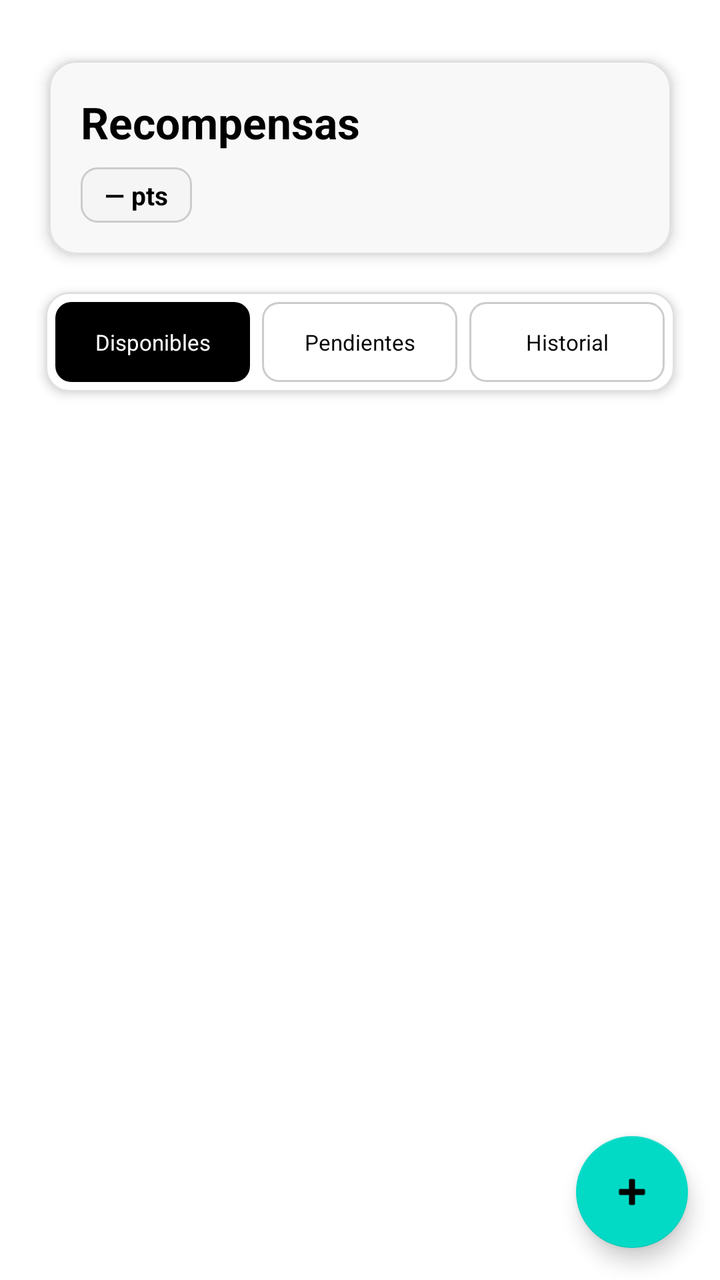
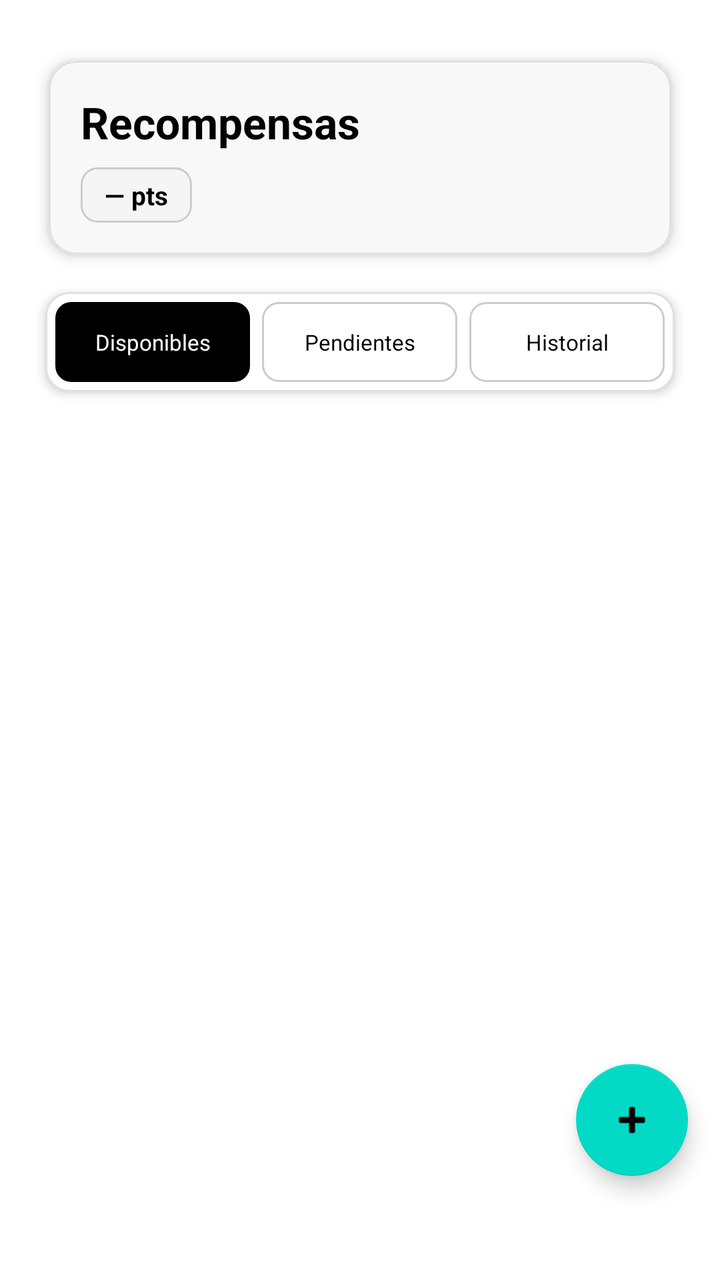

The first picture is an Android layout as it rendered before a commit; the second is the same layout after the commit. The layout source and the unified diff follow.
<!-- AndroidManifest.xml: application theme Theme.TFG -->
<!-- res/layout/fragment_recompensas_list.xml -->
<?xml version="1.0" encoding="utf-8"?>
<androidx.constraintlayout.widget.ConstraintLayout xmlns:android="http://schemas.android.com/apk/res/android"
    xmlns:app="http://schemas.android.com/apk/res-auto"
    android:layout_width="match_parent"
    android:layout_height="match_parent"
    android:background="@color/fondo">

    
    <com.google.android.material.card.MaterialCardView
        android:id="@+id/llCabeceraRecompensas"
        android:layout_width="0dp"
        android:layout_height="wrap_content"
        android:layout_marginStart="16dp"
        android:layout_marginEnd="16dp"
        android:layout_marginTop="20dp"
        android:layout_marginBottom="8dp"
        app:cardCornerRadius="14dp"
        app:cardElevation="4dp"
        app:cardBackgroundColor="@color/white"
        app:strokeColor="@color/divisor"
        app:strokeWidth="1dp"
        app:layout_constraintTop_toTopOf="parent"
        app:layout_constraintStart_toStartOf="parent"
        app:layout_constraintEnd_toEndOf="parent">

        <LinearLayout
            android:layout_width="match_parent"
            android:layout_height="wrap_content"
            android:orientation="vertical"
            android:padding="16dp"
            android:background="#F8F8F8">

            <TextView
                android:id="@+id/tvTituloRecompensas"
                android:layout_width="match_parent"
                android:layout_height="wrap_content"
                android:text="Recompensas"
                android:textSize="22sp"
                android:textStyle="bold"
                android:textColor="@color/texto_principal" />

            <TextView
                android:id="@+id/tvMisPuntos"
                android:layout_width="wrap_content"
                android:layout_height="wrap_content"
                android:layout_marginTop="8dp"
                android:text="— pts"
                android:textSize="13sp"
                android:textStyle="bold"
                android:textColor="@color/negro"
                android:background="@drawable/bg_badge_puntos"
                android:paddingStart="12dp"
                android:paddingEnd="12dp"
                android:paddingTop="5dp"
                android:paddingBottom="5dp" />
        </LinearLayout>
    </com.google.android.material.card.MaterialCardView>

    
    <com.google.android.material.card.MaterialCardView
        android:id="@+id/llTabs"
        android:layout_width="0dp"
        android:layout_height="wrap_content"
        android:layout_marginStart="16dp"
        android:layout_marginEnd="16dp"
        android:layout_marginBottom="4dp"
        app:cardCornerRadius="12dp"
        app:cardElevation="3dp"
        app:cardBackgroundColor="@color/white"
        app:strokeColor="@color/divisor"
        app:strokeWidth="1dp"
        app:layout_constraintTop_toBottomOf="@id/llCabeceraRecompensas"
        app:layout_constraintStart_toStartOf="parent"
        app:layout_constraintEnd_toEndOf="parent">

        <LinearLayout
            android:layout_width="match_parent"
            android:layout_height="wrap_content"
            android:orientation="horizontal"
            android:padding="5dp">

            <TextView
                android:id="@+id/btnTabDisponibles"
                android:layout_width="0dp"
                android:layout_height="40dp"
                android:layout_weight="1"
                android:gravity="center"
                android:text="Disponibles"
                android:textSize="11sp"
                android:textAllCaps="false"
                android:textColor="@color/white"
                android:background="@drawable/tab_activo"
                android:layout_marginEnd="3dp" />

            <TextView
                android:id="@+id/btnTabPendientes"
                android:layout_width="0dp"
                android:layout_height="40dp"
                android:layout_weight="1"
                android:gravity="center"
                android:text="Pendientes"
                android:textSize="11sp"
                android:textAllCaps="false"
                android:textColor="@color/texto_principal"
                android:background="@drawable/tab_inactivo"
                android:layout_marginStart="3dp"
                android:layout_marginEnd="3dp" />

            <TextView
                android:id="@+id/btnTabHistorial"
                android:layout_width="0dp"
                android:layout_height="40dp"
                android:layout_weight="1"
                android:gravity="center"
                android:text="Historial"
                android:textSize="11sp"
                android:textAllCaps="false"
                android:textColor="@color/texto_principal"
                android:background="@drawable/tab_inactivo"
                android:layout_marginStart="3dp" />
        </LinearLayout>
    </com.google.android.material.card.MaterialCardView>

    
    <TextView
        android:id="@+id/tvInfoRecompensas"
        android:layout_width="0dp"
        android:layout_height="wrap_content"
        android:layout_marginStart="16dp"
        android:layout_marginEnd="16dp"
        android:layout_marginTop="6dp"
        android:padding="12dp"
        android:textSize="12sp"
        android:textColor="@color/texto_secundario"
        android:background="@drawable/bg_badge_puntos"
        android:visibility="gone"
        app:layout_constraintTop_toBottomOf="@id/llTabs"
        app:layout_constraintStart_toStartOf="parent"
        app:layout_constraintEnd_toEndOf="parent" />

    
    <androidx.recyclerview.widget.RecyclerView
        android:id="@+id/rvRecompensas"
        android:layout_width="0dp"
        android:layout_height="0dp"
        android:paddingStart="16dp"
        android:paddingEnd="16dp"
        android:paddingTop="8dp"
        android:paddingBottom="68dp"
        android:clipToPadding="false"
        app:layout_constraintTop_toBottomOf="@id/tvInfoRecompensas"
        app:layout_constraintStart_toStartOf="parent"
        app:layout_constraintEnd_toEndOf="parent"
        app:layout_constraintBottom_toBottomOf="parent" />

    
    <com.google.android.material.floatingactionbutton.FloatingActionButton
        android:id="@+id/fabCrearRecompensa"
        android:layout_width="wrap_content"
        android:layout_height="wrap_content"
        android:layout_margin="16dp"
        android:contentDescription="Crear recompensa personalizada"
        app:srcCompat="@android:drawable/ic_input_add"
        app:layout_constraintBottom_toBottomOf="parent"
        app:layout_constraintEnd_toEndOf="parent" />

</androidx.constraintlayout.widget.ConstraintLayout>
<!-- resources referenced by this layout -->
<resources>
  <color name="divisor">#E0E0E0</color>
  <color name="fondo">#FFFFFF</color>
  <color name="negro">#000000</color>
  <color name="texto_principal">#000000</color>
  <color name="texto_secundario">#2D2D2D</color>
  <color name="white">#FFFFFF</color>
  <!-- drawable bg_badge_puntos (drawable) -->
  <?xml version="1.0" encoding="utf-8"?>
  <shape xmlns:android="http://schemas.android.com/apk/res/android"
      android:shape="rectangle">
      <solid android:color="#F5F5F5" />
      <corners android:radius="8dp" />
      <stroke android:width="1dp" android:color="#CCCCCC" />
  </shape>
  <!-- drawable tab_activo (drawable) -->
  <?xml version="1.0" encoding="utf-8"?>
  <shape xmlns:android="http://schemas.android.com/apk/res/android"
      android:shape="rectangle">
      <solid android:color="#000000" />
      <corners android:radius="8dp" />
  </shape>
  <!-- drawable tab_inactivo (drawable) -->
  <?xml version="1.0" encoding="utf-8"?>
  <shape xmlns:android="http://schemas.android.com/apk/res/android"
      android:shape="rectangle">
      <solid android:color="@android:color/transparent" />
      <corners android:radius="8dp" />
      <stroke android:width="1dp" android:color="#CCCCCC" />
  </shape>
  <style name="Theme.TFG" parent="Tema.TFG.Moderno" />
  <color name="primario">#000000</color>
  <color name="on_acento">#FFFFFF</color>
  <color name="superficie">#FFFFFF</color>
  <style name="Widget.TFG.Tarjeta" parent="Widget.MaterialComponents.CardView">
          <item name="cardCornerRadius">12dp</item>
          <item name="cardUseCompatPadding">true</item>
          <item name="cardElevation">4dp</item>
          <item name="cardBackgroundColor">@color/white</item>
          <item name="strokeColor">@color/divisor</item>
          <item name="strokeWidth">1dp</item>
      </style>
  <style name="Widget.TFG.EditText" parent="@style/Widget.MaterialComponents.TextInputEditText.OutlinedBox">
          <item name="android:textColor">@color/texto_principal</item>
          <item name="android:textColorHint">@color/gris</item>
          <item name="android:background">@drawable/bg_input_campo</item>
          <item name="android:padding">12dp</item>
      </style>
  <style name="TextAppearance.TFG.Cuerpo" parent="TextAppearance.MaterialComponents.Body1">
          <item name="android:textColor">@color/texto_secundario</item>
          <item name="android:textSize">14sp</item>
      </style>
  <style name="TextAppearance.TFG.Titulo" parent="TextAppearance.MaterialComponents.Headline6">
          <item name="android:textColor">@color/texto_principal</item>
          <item name="android:textStyle">bold</item>
          <item name="android:textSize">20sp</item>
      </style>
  <style name="Widget.TFG.BottomNav" parent="Widget.MaterialComponents.BottomNavigationView">
          <item name="android:minHeight">0dp</item>
          <item name="itemPaddingTop">6dp</item>
          <item name="itemPaddingBottom">6dp</item>
          <item name="itemTextAppearanceActive">@style/TextAppearance.TFG.NavLabel</item>
          <item name="itemTextAppearanceInactive">@style/TextAppearance.TFG.NavLabel</item>
      </style>
  <color name="gris">#888888</color>
  <style name="TextAppearance.TFG.NavLabel" parent="TextAppearance.MaterialComponents.Caption">
          <item name="android:textSize">10sp</item>
      </style>
  <!-- unchanged entries left out for length: 2 -->
</resources>

<!-- the commit's change to res/layout/fragment_recompensas_list.xml (unified diff, before → after) -->
@@ -158,10 +158,11 @@
         android:id="@+id/fabCrearRecompensa"
         android:layout_width="wrap_content"
         android:layout_height="wrap_content"
-        android:layout_margin="16dp"
+        android:layout_marginEnd="16dp"
+        android:layout_marginBottom="52dp"
         android:contentDescription="Crear recompensa personalizada"
-        app:srcCompat="@android:drawable/ic_input_add"
         app:layout_constraintBottom_toBottomOf="parent"
-        app:layout_constraintEnd_toEndOf="parent" />
+        app:layout_constraintEnd_toEndOf="parent"
+        app:srcCompat="@android:drawable/ic_input_add" />
 
 </androidx.constraintlayout.widget.ConstraintLayout>
